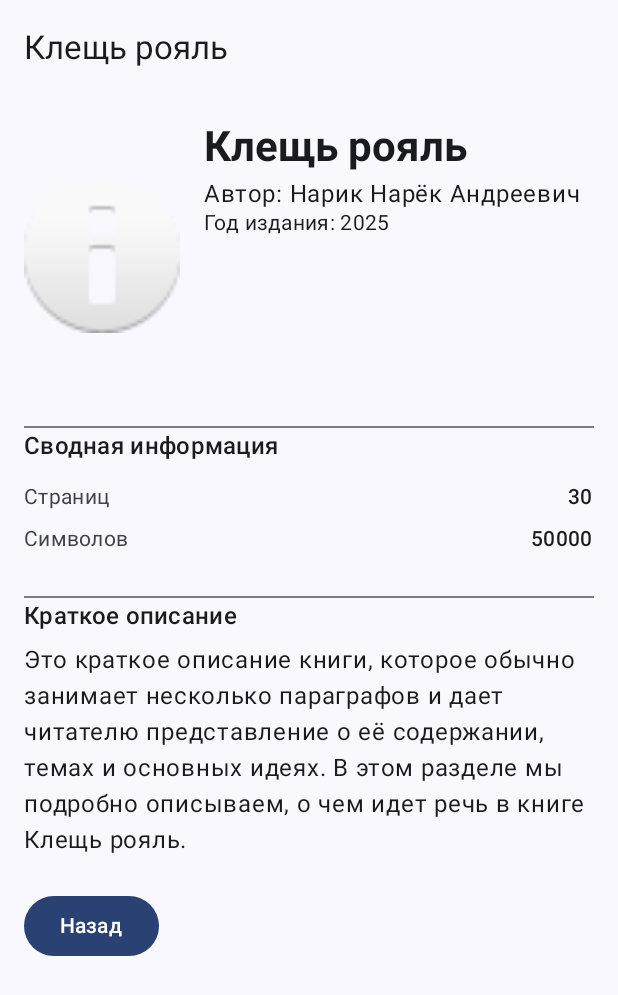
After one commit to FuzzyZver/BibleApp, an Android app built with Jetpack Compose: the BookScreen screen opened through its navigation route, on a phone screen of 412 x 824 dp. The commit adds this screen. Shown: the top 995 px of the screen. Run offline under Robolectric (Android 15) with nearby library versions, the phone set to English and light mode, and no system bars.

Commit message:
Create screens

```diff
--- a/app/build.gradle.kts
+++ b/app/build.gradle.kts
@@ -57,4 +57,9 @@ dependencies {
     androidTestImplementation(libs.androidx.compose.ui.test.junit4)
     debugImplementation(libs.androidx.compose.ui.tooling)
     debugImplementation(libs.androidx.compose.ui.test.manifest)
+    implementation("androidx.navigation:navigation-compose:2.8.2")
+    implementation("androidx.compose.runtime:runtime:1.7.4")
+    implementation("androidx.compose.ui:ui:1.7.4")
+    implementation("androidx.compose.material3:material3:1.3.0")
+
 }
--- /dev/null
+++ b/app/src/main/java/com/example/bibleapp/AppNavigation.kt
@@ -0,0 +1,27 @@
+package com.example.bibleapp
+
+import androidx.compose.runtime.Composable
+import androidx.navigation.NavHostController
+import androidx.navigation.compose.NavHost
+import androidx.navigation.compose.composable
+import com.example.bibleapp.screens.BookScreen
+import com.example.bibleapp.screens.HomeScreen
+import com.example.bibleapp.screens.CategoryScreen
+
+@Composable
+fun AppNavigation(navController: NavHostController) {
+    NavHost(navController = navController, startDestination = "home") {
+
+        composable("home") {
+            HomeScreen(navController)
+        }
+
+        composable("category") {
+            CategoryScreen(navController)
+        }
+
+        composable ("book") {
+            BookScreen("Клещь рояль", navController)
+        }
+    }
+}
--- a/app/src/main/java/com/example/bibleapp/MainActivity.kt
+++ b/app/src/main/java/com/example/bibleapp/MainActivity.kt
@@ -3,45 +3,22 @@ package com.example.bibleapp
 import android.os.Bundle
 import androidx.activity.ComponentActivity
 import androidx.activity.compose.setContent
-import androidx.activity.enableEdgeToEdge
+import androidx.compose.material3.*
+import androidx.compose.ui.Modifier
 import androidx.compose.foundation.layout.fillMaxSize
-import androidx.compose.foundation.layout.padding
-import androidx.compose.material3.Scaffold
-import androidx.compose.material3.Text
-import androidx.compose.runtime.Composable
-import androidx.compose.ui.Modifier
-import androidx.compose.ui.tooling.preview.Preview
+import androidx.navigation.compose.rememberNavController
 import com.example.bibleapp.ui.theme.BibleAppTheme
 
 class MainActivity : ComponentActivity() {
     override fun onCreate(savedInstanceState: Bundle?) {
         super.onCreate(savedInstanceState)
-        enableEdgeToEdge()
         setContent {
             BibleAppTheme {
-                Scaffold(modifier = Modifier.fillMaxSize()) { innerPadding ->
-                    Greeting(
-                        name = "Android",
-                        modifier = Modifier.padding(innerPadding)
-                    )
+                val navController = rememberNavController()
+                Surface(modifier = Modifier.fillMaxSize()) {
+                    AppNavigation(navController)
                 }
             }
         }
     }
 }
-
-@Composable
-fun Greeting(name: String, modifier: Modifier = Modifier) {
-    Text(
-        text = "Hello $name!",
-        modifier = modifier
-    )
-}
-
-@Preview(showBackground = true)
-@Composable
-fun GreetingPreview() {
-    BibleAppTheme {
-        Greeting("Android")
-    }
-}
--- /dev/null
+++ b/app/src/main/java/com/example/bibleapp/screens/BookScreen.kt
@@ -0,0 +1,154 @@
+package com.example.bibleapp.screens
+
+import androidx.compose.foundation.ExperimentalFoundationApi
+import androidx.compose.foundation.Image
+import androidx.compose.foundation.layout.*
+import androidx.compose.foundation.rememberScrollState
+import androidx.compose.foundation.verticalScroll
+import androidx.compose.material3.*
+import androidx.compose.runtime.Composable
+import androidx.compose.ui.Alignment
+import androidx.compose.ui.Modifier
+import androidx.compose.ui.graphics.Color
+import androidx.compose.ui.res.painterResource
+import androidx.compose.ui.text.font.FontWeight
+import androidx.compose.ui.tooling.preview.Preview
+import androidx.compose.ui.unit.dp
+import androidx.navigation.NavHostController
+import com.example.bibleapp.R // Заглушка, предполагающая, что у вас есть изображение
+import com.example.bibleapp.ui.theme.BibleAppTheme // Предполагаем, что у вас есть тема
+
+// --- МОДЕЛЬ ДАННЫХ КНИГИ (чтобы было что показать) ---
+data class BookDetails(
+    val title: String,
+    val author: String,
+    val year: Int,
+    val symbolCount: Int,
+    val pageCount: Int,
+    val description: String,
+    val coverResourceId: Int // ID ресурса для изображения обложки
+)
+
+// --- ГЛАВНЫЙ КОМПОНЕНТ ЭКРАНА КНИГИ ---
+
+@OptIn(ExperimentalMaterial3Api::class, ExperimentalFoundationApi::class)
+@Composable
+fun BookScreen(bookTitle: String, navController: NavHostController) {
+
+    // 1. ЗАГЛУШКА ДЛЯ ДАННЫХ:
+    // В реальном приложении здесь будет логика:
+    // val book = viewModel.getBookDetails(bookTitle) или запрос к БД/API.
+    val bookDetails = getSampleBookDetails(bookTitle)
+
+    Scaffold(
+        topBar = {
+            TopAppBar(title = { Text(bookDetails.title) }) // Название книги в заголовке
+        }
+    ) { innerPadding ->
+        // Используем verticalScroll, чтобы содержимое можно было прокручивать
+        Column(
+            modifier = Modifier
+                .fillMaxSize()
+                .padding(innerPadding)
+                .verticalScroll(rememberScrollState()) // Делает контент прокручиваемым
+                .padding(16.dp)
+        ) {
+            // 2. БЛОК ОБЛОЖКИ И ОСНОВНОЙ ИНФОРМАЦИИ
+            Row(
+                modifier = Modifier.fillMaxWidth(),
+                verticalAlignment = Alignment.Top
+            ) {
+                // Изображение обложки
+                // ВАЖНО: Требует наличия изображения в папке res/drawable
+                Image(
+                    painter = painterResource(id = bookDetails.coverResourceId),
+                    contentDescription = "Обложка книги ${bookDetails.title}",
+                    modifier = Modifier
+                        .size(120.dp, 180.dp) // Размер обложки
+                        .padding(end = 16.dp)
+                )
+
+                // Колонка с метаданными
+                Column {
+                    Text(
+                        text = bookDetails.title,
+                        style = MaterialTheme.typography.headlineMedium,
+                        fontWeight = FontWeight.Bold
+                    )
+                    Spacer(modifier = Modifier.height(4.dp))
+                    Text("Автор: ${bookDetails.author}", style = MaterialTheme.typography.bodyLarge)
+                    Text("Год издания: ${bookDetails.year}", style = MaterialTheme.typography.bodyMedium)
+                }
+            }
+
+            Spacer(modifier = Modifier.height(24.dp))
+            Divider() // Разделительная линия
+
+            // 3. БЛОК ДОПОЛНИТЕЛЬНОЙ ИНФОРМАЦИИ
+            Text("Сводная информация", style = MaterialTheme.typography.titleMedium)
+            Spacer(modifier = Modifier.height(8.dp))
+
+            InfoRow(label = "Страниц", value = "${bookDetails.pageCount}")
+            InfoRow(label = "Символов", value = "${bookDetails.symbolCount}")
+
+            Spacer(modifier = Modifier.height(24.dp))
+            Divider()
+
+            // 4. КРАТКОЕ ОПИСАНИЕ
+            Text("Краткое описание", style = MaterialTheme.typography.titleMedium)
+            Spacer(modifier = Modifier.height(8.dp))
+            Text(bookDetails.description, style = MaterialTheme.typography.bodyLarge)
+
+            Spacer(modifier = Modifier.height(24.dp))
+
+            // Кнопка для возврата (для наглядности)
+            Button(onClick = { navController.popBackStack() }) {
+                Text("Назад")
+            }
+        }
+    }
+}
+
+// --- ВСПОМОГАТЕЛЬНЫЕ КОМПОНЕНТЫ И ЗАГЛУШКИ ---
+
+@Composable
+fun InfoRow(label: String, value: String) {
+    Row(
+        modifier = Modifier
+            .fillMaxWidth()
+            .padding(vertical = 4.dp),
+        horizontalArrangement = Arrangement.SpaceBetween
+    ) {
+        Text(label, style = MaterialTheme.typography.bodyMedium, color = MaterialTheme.colorScheme.onSurfaceVariant)
+        Text(value, style = MaterialTheme.typography.bodyMedium, fontWeight = FontWeight.SemiBold)
+    }
+}
+
+// ФУНКЦИЯ-ЗАГЛУШКА ДЛЯ ПОЛУЧЕНИЯ ДАННЫХ
+// ВАЖНО: Для корректной работы этого кода вам нужно создать в папке res/drawable
+// файл с названием 'book_cover_placeholder.png' или аналогичный.
+fun getSampleBookDetails(title: String): BookDetails {
+    // В реальном приложении здесь был бы поиск по базе данных.
+    return BookDetails(
+        title = title,
+        author = "Нарик Нарёк Андреевич",
+        year = 2025,
+        symbolCount = 50000,
+        pageCount = 30,
+        description = "Это краткое описание книги, которое обычно занимает несколько параграфов и дает читателю представление о её содержании, темах и основных идеях. В этом разделе мы подробно описываем, о чем идет речь в книге $title.",
+        coverResourceId = android.R.drawable.ic_dialog_info // Временно используем стандартную иконку Android
+        // coverResourceId = R.drawable.book_cover_placeholder // Используйте это, когда добавите свою картинку
+    )
+}
+
+// --- ПРЕДПРОСМОТР (Preview) ---
+/*
+@Preview(showBackground = true)
+@Composable
+fun BookScreenPreview() {
+    BibleAppTheme {
+        // Здесь нужен реальный NavController, но для Preview можно использовать заглушку
+        // BookScreen(bookTitle = "Евангелие от Иоанна", navController = rememberNavController())
+    }
+}
+*/
--- /dev/null
+++ b/app/src/main/java/com/example/bibleapp/screens/CategoryScreen.kt
@@ -0,0 +1,26 @@
+package com.example.bibleapp.screens
+
+import androidx.compose.foundation.layout.*
+import androidx.compose.material3.Button
+import androidx.compose.material3.Text
+import androidx.compose.runtime.Composable
+import androidx.compose.ui.Alignment
+import androidx.compose.ui.Modifier
+import androidx.compose.ui.unit.dp
+import androidx.navigation.NavHostController
+
+@Composable
+fun CategoryScreen(navController: NavHostController) {
+    Box(
+        modifier = Modifier.fillMaxSize(),
+        contentAlignment = Alignment.Center
+    ) {
+        Column(horizontalAlignment = Alignment.CenterHorizontally) {
+            Text("Экран категории")
+            Spacer(modifier = Modifier.height(16.dp))
+            Button(onClick = { navController.navigate("home") }) {
+                Text("Назад на главный экран")
+            }
+        }
+    }
+}
--- /dev/null
+++ b/app/src/main/java/com/example/bibleapp/screens/HomeScreen.kt
@@ -0,0 +1,108 @@
+package com.example.bibleapp.screens
+
+
+import androidx.compose.foundation.ExperimentalFoundationApi
+import androidx.compose.foundation.layout.*
+import androidx.compose.foundation.lazy.LazyRow
+import androidx.compose.foundation.lazy.items
+import androidx.compose.material3.*
+import androidx.compose.runtime.*
+import androidx.compose.ui.Alignment
+import androidx.compose.ui.Modifier
+import androidx.compose.ui.unit.dp
+import androidx.navigation.NavHostController
+import kotlinx.coroutines.launch
+
+@OptIn(ExperimentalMaterial3Api::class, ExperimentalFoundationApi::class)
+@Composable
+fun HomeScreen(navController: NavHostController) {
+    val drawerState = rememberDrawerState(initialValue = DrawerValue.Closed)
+    val coroutineScope = rememberCoroutineScope()
+
+    val itemsList = listOf("Клещь рояль", "BКлещь рояль", "Клещь рояль", "Клещь рояль", "Клещь рояль")
+
+    ModalNavigationDrawer(
+        drawerState = drawerState,
+        drawerContent = {
+            ModalDrawerSheet {
+                Text(
+                    text = "Категории",
+                    style = MaterialTheme.typography.titleMedium,
+                    modifier = Modifier.padding(16.dp)
+                )
+
+                DrawerButton("Категория 1") {
+                    coroutineScope.launch { drawerState.close() }
+                    navController.navigate("category")
+                }
+
+                DrawerButton("Категория 2") {
+                    coroutineScope.launch { drawerState.close() }
+                    navController.navigate("category")
+                }
+
+                DrawerButton("Категория 3") {
+                    coroutineScope.launch { drawerState.close() }
+                    navController.navigate("category")
+                }
+            }
+        }
+    ) {
+        Scaffold(
+            topBar = {
+                TopAppBar(title = { Text("Bible App") })
+            },
+            content = { innerPadding ->
+                Column(
+                    modifier = Modifier
+                        .fillMaxSize()
+                        .padding(innerPadding)
+                ) {
+                    Button(
+                        onClick = {
+                            coroutineScope.launch {
+                                if (drawerState.isClosed) drawerState.open()
+                                else drawerState.close()
+                            }
+                        },
+                        modifier = Modifier.padding(8.dp)
+                    ) {
+                        Text("Открыть меню категорий")
+                    }
+
+                    LazyRow(
+                        modifier = Modifier
+                            .fillMaxWidth()
+                            .padding(8.dp),
+                        horizontalArrangement = Arrangement.spacedBy(8.dp)
+                    ) {
+                        items(itemsList) { item ->
+                            Card(
+                                modifier = Modifier
+                                    .width(150.dp)
+                                    .height(100.dp)
+                            ) {
+                                DrawerButton(item) {
+                                    coroutineScope.launch { drawerState.close() }
+                                    navController.navigate("book")
+                                }
+                            }
+                        }
+                    }
+                }
+            }
+        )
+    }
+}
+
+@Composable
+fun DrawerButton(text: String, onClick: () -> Unit) {
+    TextButton(
+        onClick = onClick,
+        modifier = Modifier
+            .fillMaxWidth()
+            .padding(horizontal = 8.dp)
+    ) {
+        Text(text)
+    }
+}
```
